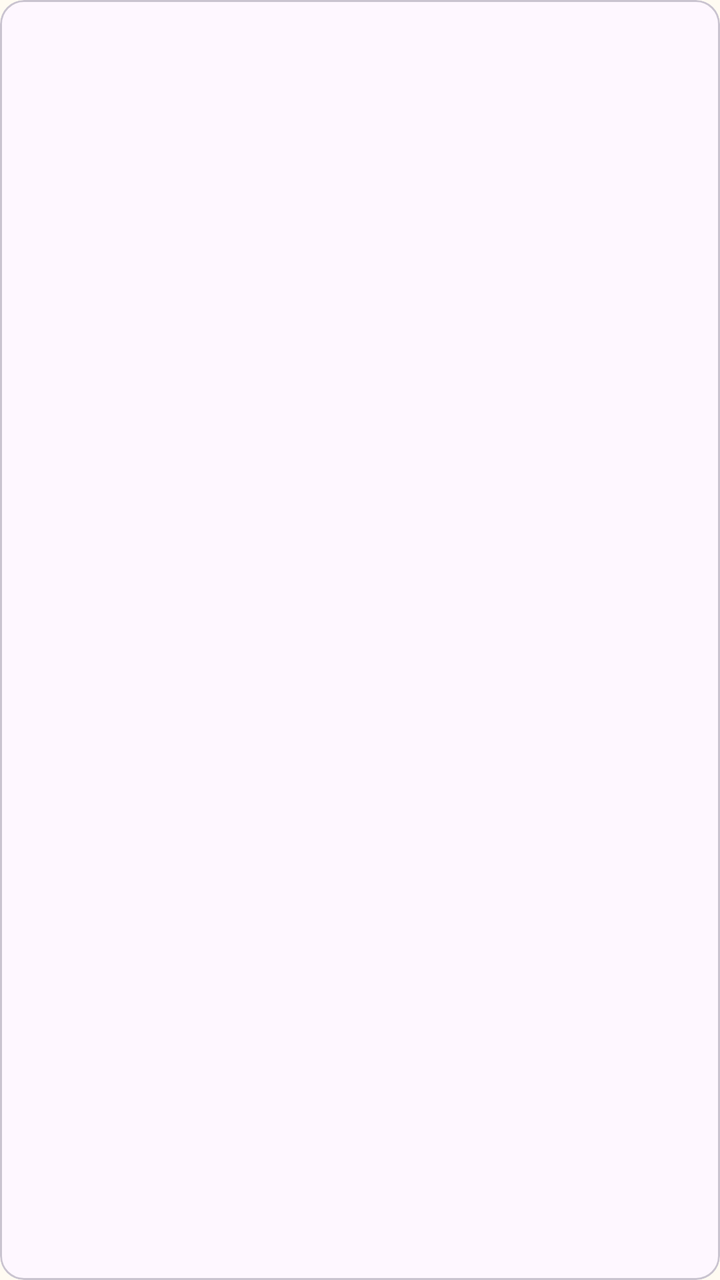
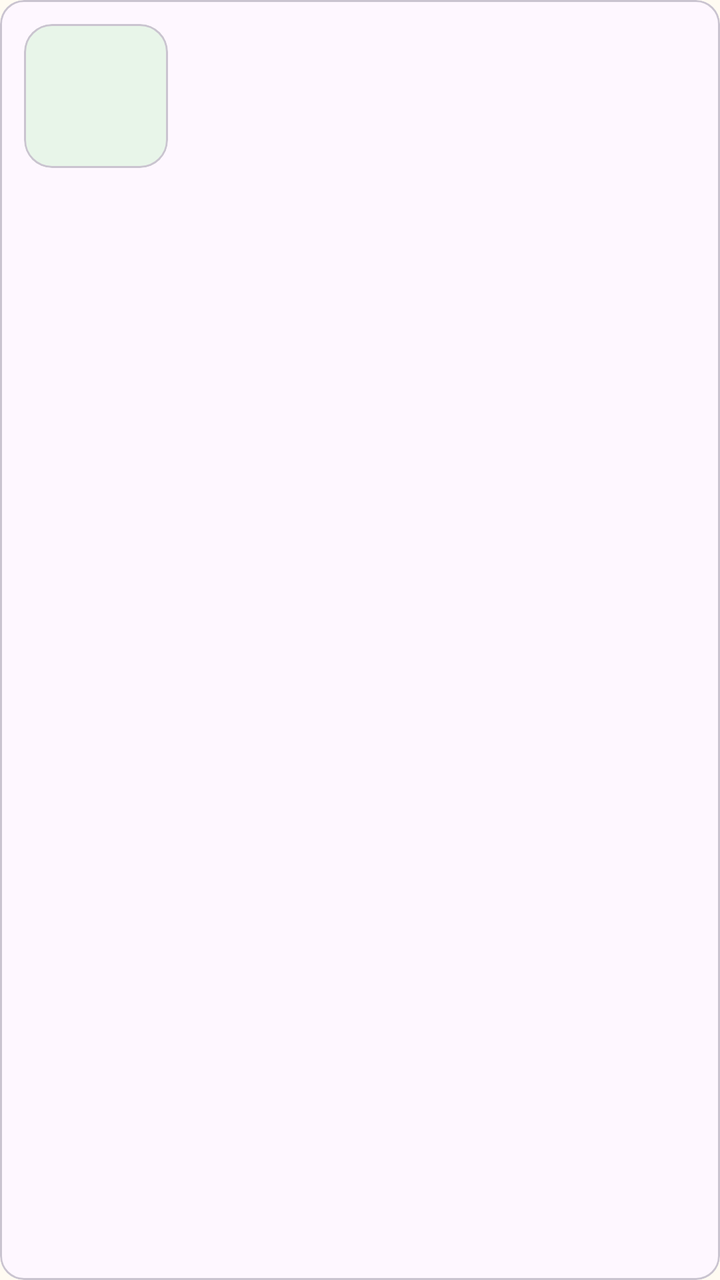

Screens rendered from an Android XML layout before and after an edit, with the pre-edit source and the edit as a unified diff.
<!-- AndroidManifest.xml: application theme Theme.SmartPantryManager -->
<!-- res/layout/item_recipe.xml -->
<?xml version="1.0" encoding="utf-8"?>
<com.google.android.material.card.MaterialCardView
    xmlns:android="http://schemas.android.com/apk/res/android"
    android:layout_width="match_parent"
    android:layout_height="wrap_content"
    android:layout_margin="6dp">

    <LinearLayout
        android:layout_width="match_parent"
        android:layout_height="wrap_content"
        android:orientation="vertical"
        android:padding="16dp">

        <TextView
            android:id="@+id/textRecipeName"
            android:layout_width="wrap_content"
            android:layout_height="wrap_content"
            android:textSize="18sp"
            android:textStyle="bold" />

        <TextView
            android:id="@+id/textRecipeTime"
            android:layout_width="wrap_content"
            android:layout_height="wrap_content"
            android:layout_marginTop="4dp"
            android:textSize="14sp" />

        <TextView
            android:id="@+id/textRecipeStatus"
            android:layout_width="wrap_content"
            android:layout_height="wrap_content"
            android:layout_marginTop="4dp"
            android:textSize="14sp"
            android:textStyle="bold" />

    </LinearLayout>
</com.google.android.material.card.MaterialCardView>
<!-- resources referenced by this layout -->
<resources>
  <style name="Theme.SmartPantryManager" parent="Base.Theme.SmartPantryManager" />
  <style name="Base.Theme.SmartPantryManager" parent="Theme.Material3.Light.NoActionBar">
          <item name="colorPrimary">@color/pantry_green</item>
          <item name="colorOnPrimary">@color/white</item>
          <item name="colorPrimaryContainer">@color/pantry_green_light</item>
          <item name="colorOnPrimaryContainer">@color/pantry_green_dark</item>
          <item name="colorSecondary">@color/pantry_orange</item>
          <item name="colorOnSecondary">@color/white</item>
          <item name="colorSecondaryContainer">@color/pantry_green_light</item>
          <item name="colorOnSecondaryContainer">@color/pantry_green_dark</item>
          <item name="android:windowBackground">@color/pantry_background</item>
      </style>
  <color name="pantry_green">#2E7D32</color>
  <color name="white">#FFFFFFFF</color>
  <color name="pantry_green_light">#C8E6C9</color>
  <color name="pantry_green_dark">#1B5E20</color>
  <color name="pantry_orange">#FF8F00</color>
  <color name="pantry_background">#FFFBF2</color>
</resources>

<!-- the commit's change to res/layout/item_recipe.xml (unified diff, before → after) -->
@@ -1,6 +1,7 @@
 <?xml version="1.0" encoding="utf-8"?>
 <com.google.android.material.card.MaterialCardView
     xmlns:android="http://schemas.android.com/apk/res/android"
+    xmlns:app="http://schemas.android.com/apk/res-auto"
     android:layout_width="match_parent"
     android:layout_height="wrap_content"
     android:layout_margin="6dp">
@@ -8,30 +9,66 @@
     <LinearLayout
         android:layout_width="match_parent"
         android:layout_height="wrap_content"
-        android:orientation="vertical"
-        android:padding="16dp">
+        android:gravity="center_vertical"
+        android:orientation="horizontal"
+        android:padding="12dp">
 
-        <TextView
-            android:id="@+id/textRecipeName"
-            android:layout_width="wrap_content"
+        <com.google.android.material.card.MaterialCardView
+            android:layout_width="72dp"
+            android:layout_height="72dp"
+            app:cardBackgroundColor="#E8F5E9"
+            app:cardCornerRadius="14dp"
+            app:cardElevation="0dp">
+
+            <FrameLayout
+                android:layout_width="match_parent"
+                android:layout_height="match_parent">
+
+                <ImageView
+                    android:id="@+id/imageRecipe"
+                    android:layout_width="match_parent"
+                    android:layout_height="match_parent"
+                    android:contentDescription="Recipe picture"
+                    android:scaleType="centerCrop"
+                    android:visibility="gone" />
+
+                <TextView
+                    android:id="@+id/textRecipeEmoji"
+                    android:layout_width="match_parent"
+                    android:layout_height="match_parent"
+                    android:gravity="center"
+                    android:textSize="36sp" />
+            </FrameLayout>
+        </com.google.android.material.card.MaterialCardView>
+
+        <LinearLayout
+            android:layout_width="0dp"
             android:layout_height="wrap_content"
-            android:textSize="18sp"
-            android:textStyle="bold" />
+            android:layout_marginStart="16dp"
+            android:layout_weight="1"
+            android:orientation="vertical">
 
-        <TextView
-            android:id="@+id/textRecipeTime"
-            android:layout_width="wrap_content"
-            android:layout_height="wrap_content"
-            android:layout_marginTop="4dp"
-            android:textSize="14sp" />
+            <TextView
+                android:id="@+id/textRecipeName"
+                android:layout_width="wrap_content"
+                android:layout_height="wrap_content"
+                android:textSize="18sp"
+                android:textStyle="bold" />
 
-        <TextView
-            android:id="@+id/textRecipeStatus"
-            android:layout_width="wrap_content"
-            android:layout_height="wrap_content"
-            android:layout_marginTop="4dp"
-            android:textSize="14sp"
-            android:textStyle="bold" />
+            <TextView
+                android:id="@+id/textRecipeTime"
+                android:layout_width="wrap_content"
+                android:layout_height="wrap_content"
+                android:layout_marginTop="4dp"
+                android:textSize="14sp" />
 
+            <TextView
+                android:id="@+id/textRecipeStatus"
+                android:layout_width="wrap_content"
+                android:layout_height="wrap_content"
+                android:layout_marginTop="4dp"
+                android:textSize="14sp"
+                android:textStyle="bold" />
+        </LinearLayout>
     </LinearLayout>
 </com.google.android.material.card.MaterialCardView>
